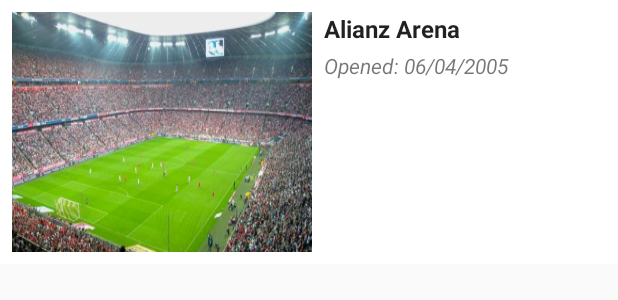
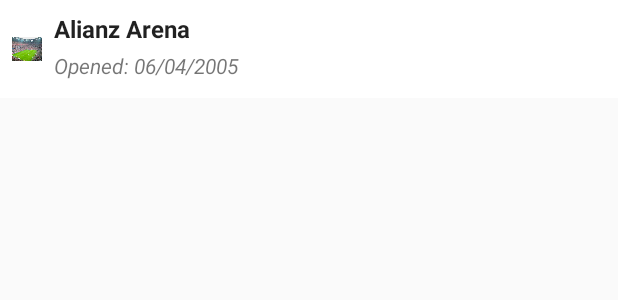
Before and after one commit to luisfernandezbr/recyclerview-swipe-to-delete, an Android app: the layout item_stadium_list.xml on its own in the app's theme, with its tools: preview values and no code run, on a phone screen of 412 x 824 dp. Shown: the top 300 px of the screen. Run offline under Robolectric (Android 15) with nearby library versions, the phone set to English and light mode, and no system bars.

Commit message:
Handling item deletion

```diff
--- a/app/src/main/java/br/com/luisfernandez/recyclerview/std/AppSimpleCallback.java
+++ b/app/src/main/java/br/com/luisfernandez/recyclerview/std/AppSimpleCallback.java
@@ -25,10 +25,12 @@ import br.com.luisfernandez.recyclerview.std.adapter.StadiumViewHolder;
 public class AppSimpleCallback extends ItemTouchHelper.SimpleCallback
 {
     public static final String TAG = "AppSimpleCallback";
+    private final CustomRecyclerView recyclerView;
 
-    public AppSimpleCallback(int dragDirs, int swipeDirs)
+    public AppSimpleCallback(int dragDirs, int swipeDirs, CustomRecyclerView recyclerView)
     {
         super(dragDirs, swipeDirs);
+        this.recyclerView = recyclerView;
     }
 
     @Override
@@ -42,6 +44,7 @@ public class AppSimpleCallback extends ItemTouchHelper.SimpleCallback
     {
         StadiumViewHolder viewHolder1 = (StadiumViewHolder) viewHolder;
         viewHolder1.onSwiped(viewHolder, direction);
+        ((StadiumAdapter) recyclerView.getAdapter()).removeAt(viewHolder.getAdapterPosition());
     }
 
     @Override
--- a/app/src/main/java/br/com/luisfernandez/recyclerview/std/adapter/StadiumViewHolder.java
+++ b/app/src/main/java/br/com/luisfernandez/recyclerview/std/adapter/StadiumViewHolder.java
@@ -193,8 +193,10 @@ public class StadiumViewHolder extends RecyclerView.ViewHolder implements Stadiu
 
     public void onSwiped(RecyclerView.ViewHolder viewHolder, int direction)
     {
+
         Log.d(TAG, "onSwiped: " + direction);
         setLastXPos(0);
+
     }
 
     @Override
--- a/app/src/main/res/layout/item_stadium_list.xml
+++ b/app/src/main/res/layout/item_stadium_list.xml
@@ -11,8 +11,8 @@
 
     <ImageView
         android:id="@+id/imageIcon"
-        android:layout_width="200dp"
-        android:layout_height="160dp"
+        android:layout_width="20dp"
+        android:layout_height="16dp"
         android:layout_centerVertical="true"
         android:layout_marginRight="@dimen/activity_vertical_margin"
         android:background="@drawable/placeholder"
--- a/app/src/main/res/values/dimens.xml
+++ b/app/src/main/res/values/dimens.xml
@@ -5,4 +5,5 @@
 
 
     <id name="tag_state"/>
+    <id name="tag_position"/>
 </resources>
```
Also changed, not shown: app/src/main/java/br/com/luisfernandez/recyclerview/std/CustomRecyclerView.java (+6 -4 lines), app/src/main/java/br/com/luisfernandez/recyclerview/std/MainActivity.java (+1 -7 lines), app/src/main/java/br/com/luisfernandez/recyclerview/std/adapter/StadiumAdapter.java (+7 -2 lines).
